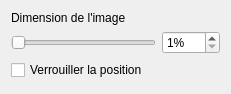
First picture: the form in sources/ui/imagepropertieswidget.ui, repository qelectrotech/qelectrotech-source-mirror, before the edit.
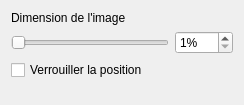
Second picture: the form after the edit.

Commit message: Increase imported images by up to 400%

The edit to the form file:
```diff
--- a/sources/ui/imagepropertieswidget.ui
+++ b/sources/ui/imagepropertieswidget.ui
@@ -6,8 +6,8 @@
    <rect>
     <x>0</x>
     <y>0</y>
-    <width>231</width>
-    <height>94</height>
+    <width>244</width>
+    <height>105</height>
    </rect>
   </property>
   <property name="windowTitle">
@@ -37,7 +37,7 @@
       <number>1</number>
      </property>
      <property name="maximum">
-      <number>200</number>
+      <number>400</number>
      </property>
      <property name="orientation">
       <enum>Qt::Horizontal</enum>
@@ -53,7 +53,7 @@
       <number>1</number>
      </property>
      <property name="maximum">
-      <number>200</number>
+      <number>400</number>
      </property>
     </widget>
    </item>
```
